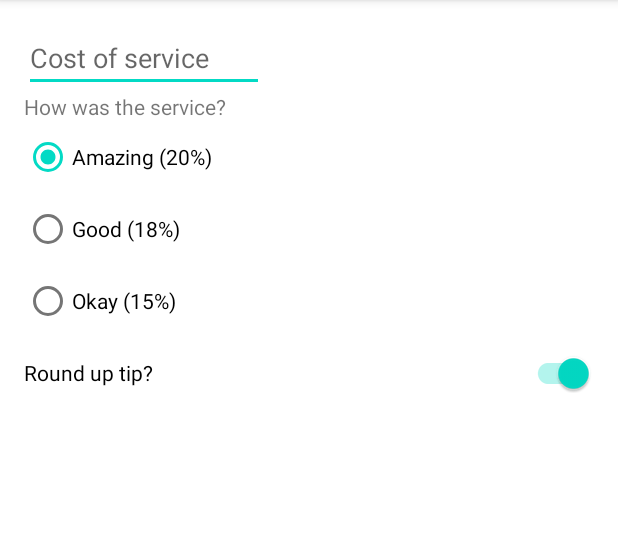
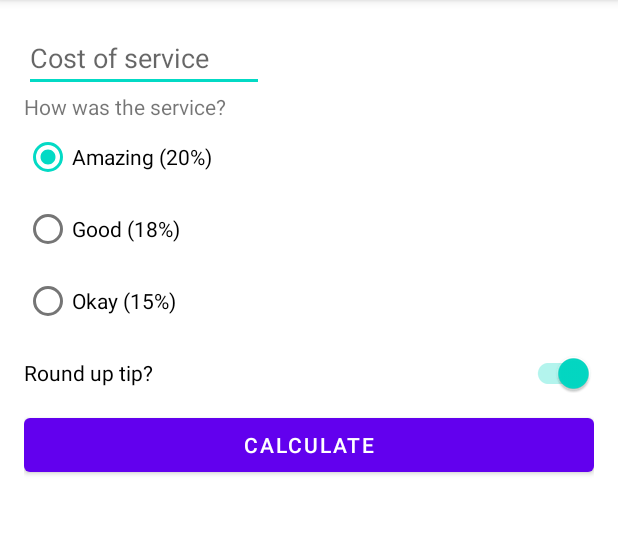
Before and after one commit to mkdzt/TipTime, an Android app: the screen it shows after launch (MainActivity), on a phone screen of 412 x 824 dp, the part 84-619 px from its top. Run offline under Robolectric (Android 15) with nearby library versions, the phone set to English and light mode, and no system bars.

Commit message:
add button calculate

```diff
--- a/app/src/main/res/layout/activity_main.xml
+++ b/app/src/main/res/layout/activity_main.xml
@@ -60,4 +60,13 @@
         android:text="Round up tip?"
         android:checked="true"
         />
+    <Button
+        android:id="@+id/btn_calculate"
+        android:layout_width="match_parent"
+        android:layout_height="wrap_content"
+        app:layout_constraintStart_toStartOf="parent"
+        app:layout_constraintTop_toBottomOf="@id/sw_round_up"
+        app:layout_constraintEnd_toEndOf="parent"
+        android:text="Calculate"
+        />
 </androidx.constraintlayout.widget.ConstraintLayout>
```
